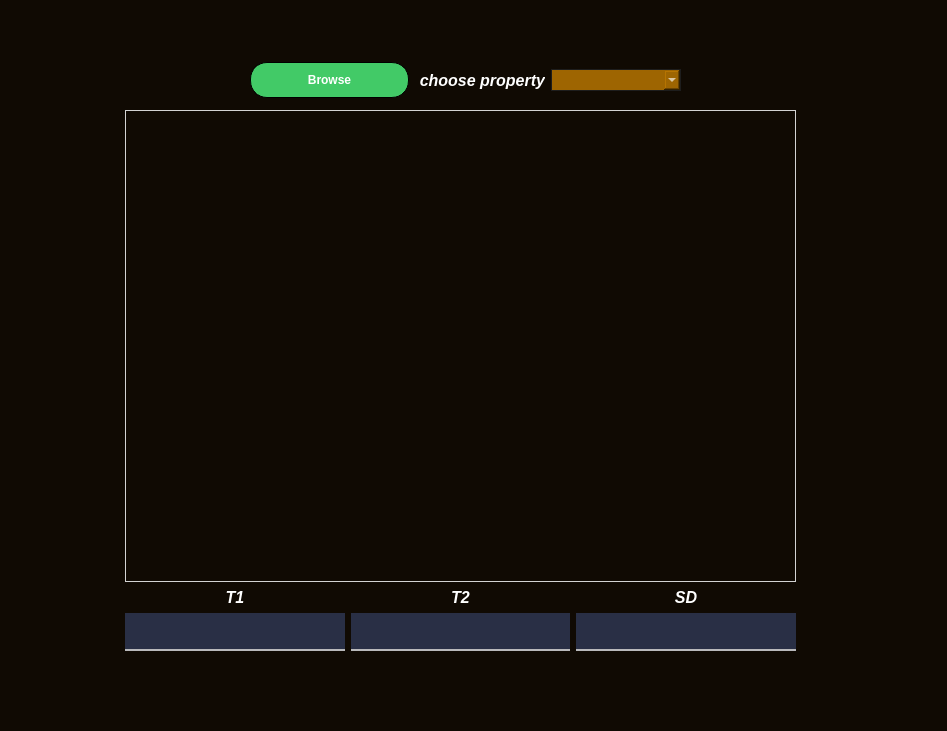
The window that gui.ui (HamzaJamal782/MRI-Image-reconstruction-) describes before a commit, drawn with Qt 5.
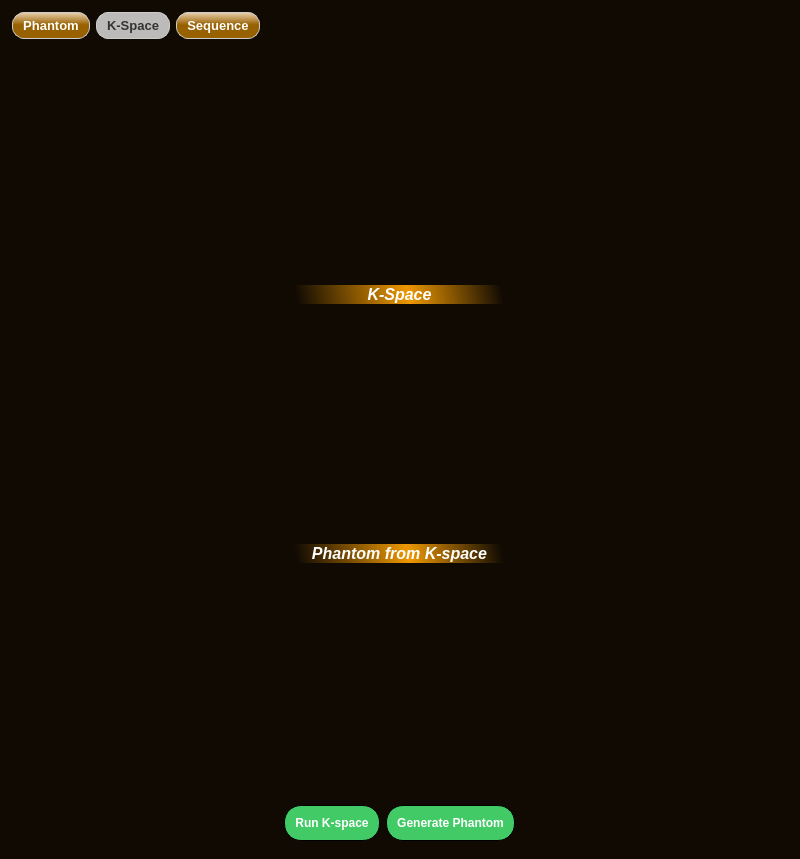
The same window after the commit. The open tabs and pages were chosen to show the change. Icons and pictures are not drawn.

```diff
--- a/gui.ui
+++ b/gui.ui
@@ -6,8 +6,8 @@
    <rect>
     <x>0</x>
     <y>0</y>
-    <width>947</width>
-    <height>731</height>
+    <width>800</width>
+    <height>859</height>
    </rect>
   </property>
   <property name="windowTitle">
@@ -259,15 +259,42 @@
 </string>
   </property>
   <widget class="QWidget" name="centralwidget">
-   <widget class="QWidget" name="layoutWidget">
-    <property name="geometry">
-     <rect>
-      <x>250</x>
-      <y>60</y>
-      <width>431</width>
-      <height>40</height>
-     </rect>
-    </property>
+   <layout class="QGridLayout" name="gridLayout">
+    <item row="0" column="0">
+     <widget class="QTabWidget" name="tabWidget">
+      <property name="font">
+       <font>
+        <family>MS Shell Dlg 2</family>
+        <pointsize>72</pointsize>
+        <weight>50</weight>
+        <italic>false</italic>
+        <bold>false</bold>
+        <kerning>true</kerning>
+       </font>
+      </property>
+      <property name="tabPosition">
+       <enum>QTabWidget::North</enum>
+      </property>
+      <property name="currentIndex">
+       <number>0</number>
+      </property>
+      <property name="elideMode">
+       <enum>Qt::ElideNone</enum>
+      </property>
+      <property name="movable">
+       <bool>true</bool>
+      </property>
+      <widget class="QWidget" name="tab_phantom">
+       <attribute name="title">
+        <string>Phantom</string>
+       </attribute>
+       <layout class="QGridLayout" name="gridLayout_4">
+        <item row="0" column="0">
+         <layout class="QVBoxLayout" name="verticalLayout_5">
+          <property name="topMargin">
+           <number>57</number>
+          </property>
+          <item>
     <layout class="QHBoxLayout" name="horizontalLayout_3" stretch="3,5">
      <item>
       <widget class="QPushButton" name="pushButton_Browse">
@@ -294,16 +321,8 @@
       </layout>
      </item>
     </layout>
-   </widget>
-   <widget class="QWidget" name="layoutWidget_2">
-    <property name="geometry">
-     <rect>
-      <x>125</x>
-      <y>110</y>
-      <width>671</width>
-      <height>541</height>
-     </rect>
-    </property>
+          </item>
+          <item>
     <layout class="QVBoxLayout" name="verticalLayout_4">
      <item>
       <widget class="QLabel" name="label_view_img">
@@ -404,7 +423,114 @@
       </layout>
      </item>
     </layout>
-   </widget>
+          </item>
+         </layout>
+        </item>
+       </layout>
+      </widget>
+      <widget class="QWidget" name="tab_K">
+       <attribute name="title">
+        <string>K-Space</string>
+       </attribute>
+       <layout class="QGridLayout" name="gridLayout_3">
+        <item row="1" column="0">
+         <layout class="QHBoxLayout" name="horizontalLayout_4">
+          <item>
+           <widget class="QPushButton" name="pushButton_Run">
+            <property name="text">
+             <string>Run K-space</string>
+            </property>
+           </widget>
+          </item>
+          <item>
+           <widget class="QPushButton" name="pushButton_Run_Generat_phantom">
+            <property name="text">
+             <string>Generate Phantom</string>
+            </property>
+           </widget>
+          </item>
+         </layout>
+        </item>
+        <item row="0" column="0">
+         <layout class="QVBoxLayout" name="verticalLayout_7">
+          <item>
+           <widget class="QLabel" name="label_5">
+            <property name="sizePolicy">
+             <sizepolicy hsizetype="Preferred" vsizetype="Maximum">
+              <horstretch>0</horstretch>
+              <verstretch>0</verstretch>
+             </sizepolicy>
+            </property>
+            <property name="styleSheet">
+             <string notr="true">background-color: qlineargradient(spread:pad, x1:1, y1:0.493909, x2:0, y2:0.511045, stop:0.0547264 rgba(211, 138, 44, 0), stop:0.462687 rgba(238, 152, 0, 255), stop:0.950249 rgba(211, 138, 44, 0));</string>
+            </property>
+            <property name="text">
+             <string>K-Space</string>
+            </property>
+            <property name="alignment">
+             <set>Qt::AlignCenter</set>
+            </property>
+           </widget>
+          </item>
+          <item>
+           <layout class="QHBoxLayout" name="horizontalLayout_Kspace"/>
+          </item>
+          <item>
+           <widget class="QLabel" name="label_6">
+            <property name="sizePolicy">
+             <sizepolicy hsizetype="Preferred" vsizetype="Maximum">
+              <horstretch>0</horstretch>
+              <verstretch>0</verstretch>
+             </sizepolicy>
+            </property>
+            <property name="styleSheet">
+             <string notr="true">background-color: qlineargradient(spread:pad, x1:1, y1:0.493909, x2:0, y2:0.511045, stop:0.0547264 rgba(211, 138, 44, 0), stop:0.462687 rgba(238, 152, 0, 255), stop:0.950249 rgba(211, 138, 44, 0));</string>
+            </property>
+            <property name="text">
+             <string>Phantom from K-space</string>
+            </property>
+            <property name="alignment">
+             <set>Qt::AlignCenter</set>
+            </property>
+           </widget>
+          </item>
+          <item>
+           <layout class="QHBoxLayout" name="horizontalLayout_phantom"/>
+          </item>
+         </layout>
+        </item>
+       </layout>
+      </widget>
+      <widget class="QWidget" name="tab_Seq">
+       <attribute name="title">
+        <string>Sequence</string>
+       </attribute>
+       <layout class="QGridLayout" name="gridLayout_2">
+        <item row="0" column="0">
+         <layout class="QVBoxLayout" name="verticalLayout_6">
+          <item>
+           <widget class="QPushButton" name="pushButton_Plot">
+            <property name="sizePolicy">
+             <sizepolicy hsizetype="Preferred" vsizetype="Maximum">
+              <horstretch>0</horstretch>
+              <verstretch>0</verstretch>
+             </sizepolicy>
+            </property>
+            <property name="text">
+             <string>Plot</string>
+            </property>
+           </widget>
+          </item>
+          <item>
+           <layout class="QHBoxLayout" name="horizontalLayout_Sequence"/>
+          </item>
+         </layout>
+        </item>
+       </layout>
+      </widget>
+     </widget>
+    </item>
+   </layout>
   </widget>
  </widget>
  <resources/>
```
Left out of the diff: 4 changed lines with no effect on the pictures. Lines whose indentation alone changed are shown as unchanged.
